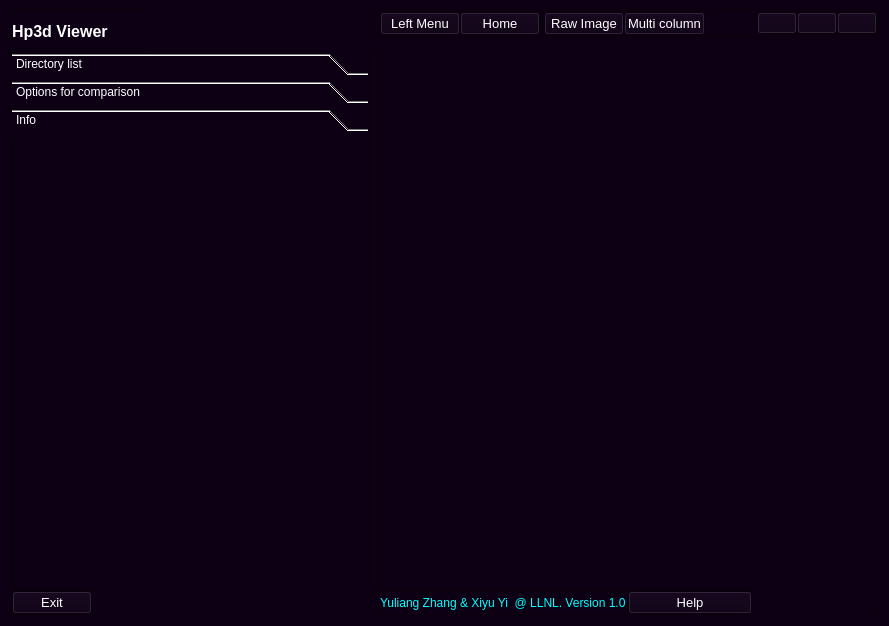
Before: the Qt Designer form llsmvis/extensions/hp3d-viewer/interface.ui in xiyuyi-at-LLNL/llsmvis, drawn with Qt 5.
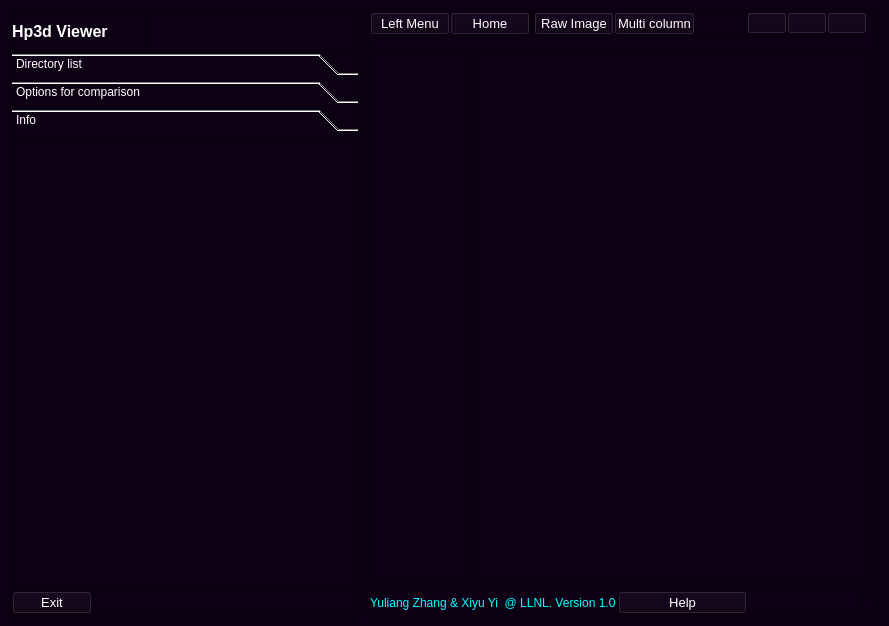
After: the same form once the commit is applied. The open tabs and pages were chosen to show the change. Icons and pictures are not drawn. Custom widgets are drawn as their Qt base class.

Diff of the .ui file:
```diff
--- a/llsmvis/extensions/hp3d-viewer/interface.ui
+++ b/llsmvis/extensions/hp3d-viewer/interface.ui
@@ -771,8 +771,8 @@
                  <rect>
                   <x>0</x>
                   <y>0</y>
-                  <width>83</width>
-                  <height>71</height>
+                  <width>325</width>
+                  <height>432</height>
                  </rect>
                 </property>
                 <attribute name="icon">
@@ -1164,18 +1164,7 @@
                </property>
               </widget>
              </item>
-             <item alignment="Qt::AlignRight|Qt::AlignTop">
-              <widget class="QPushButton" name="restore_window_button">
-               <property name="text">
-                <string/>
-               </property>
-               <property name="icon">
-                <iconset resource="icons.qrc">
-                 <normaloff>:/icons/icons/maximize-2.svg</normaloff>:/icons/icons/maximize-2.svg</iconset>
-               </property>
-              </widget>
-             </item>
-             <item alignment="Qt::AlignRight|Qt::AlignTop">
+             <item>
               <widget class="QPushButton" name="close_window_button">
                <property name="text">
                 <string/>
@@ -1186,6 +1175,39 @@
                </property>
               </widget>
              </item>
+             <item alignment="Qt::AlignRight|Qt::AlignTop">
+              <widget class="QPushButton" name="restore_window_button">
+               <property name="text">
+                <string/>
+               </property>
+               <property name="icon">
+                <iconset resource="icons.qrc">
+                 <normaloff>:/icons/icons/maximize-2.svg</normaloff>:/icons/icons/maximize-2.svg</iconset>
+               </property>
+              </widget>
+             </item>
+             <item alignment="Qt::AlignRight|Qt::AlignTop">
+              <widget class="QFrame" name="size_grip_top_right">
+               <property name="minimumSize">
+                <size>
+                 <width>10</width>
+                 <height>10</height>
+                </size>
+               </property>
+               <property name="maximumSize">
+                <size>
+                 <width>10</width>
+                 <height>10</height>
+                </size>
+               </property>
+               <property name="frameShape">
+                <enum>QFrame::StyledPanel</enum>
+               </property>
+               <property name="frameShadow">
+                <enum>QFrame::Raised</enum>
+               </property>
+              </widget>
+             </item>
             </layout>
            </widget>
           </item>
@@ -1453,14 +1475,14 @@
            <widget class="QFrame" name="size_grip">
             <property name="minimumSize">
              <size>
-              <width>10</width>
-              <height>10</height>
+              <width>20</width>
+              <height>20</height>
              </size>
             </property>
             <property name="maximumSize">
              <size>
-              <width>10</width>
-              <height>10</height>
+              <width>20</width>
+              <height>20</height>
              </size>
             </property>
             <property name="frameShape">
```
Left out of the diff: 18 changed lines with no effect on the pictures.
